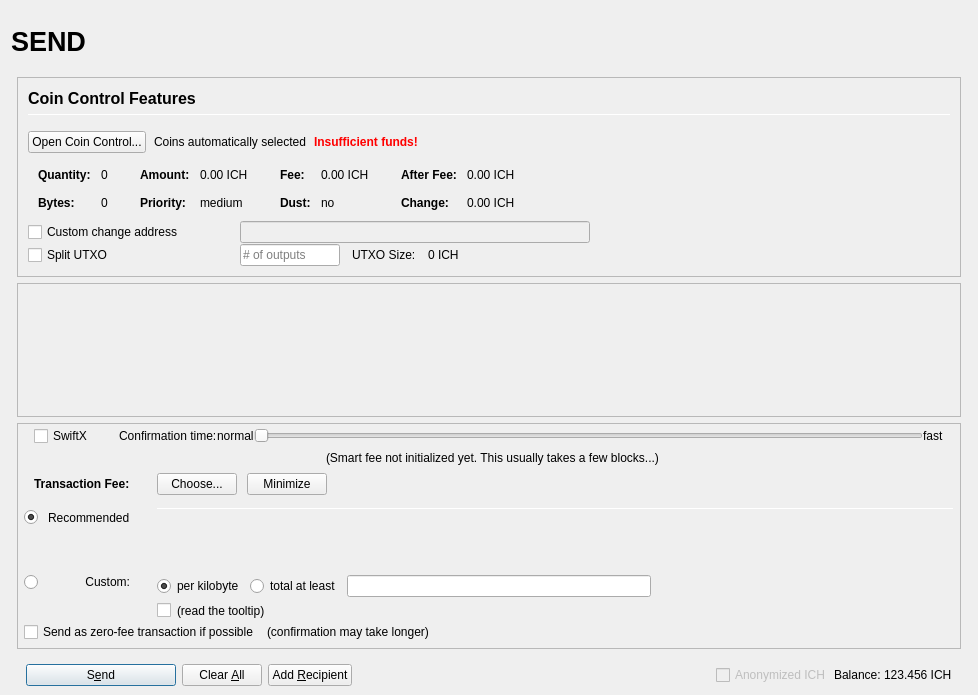
First picture: the form in src/qt/forms/sendcoinsdialog.ui, repository LordSoylent/ICHIBA, before the edit.
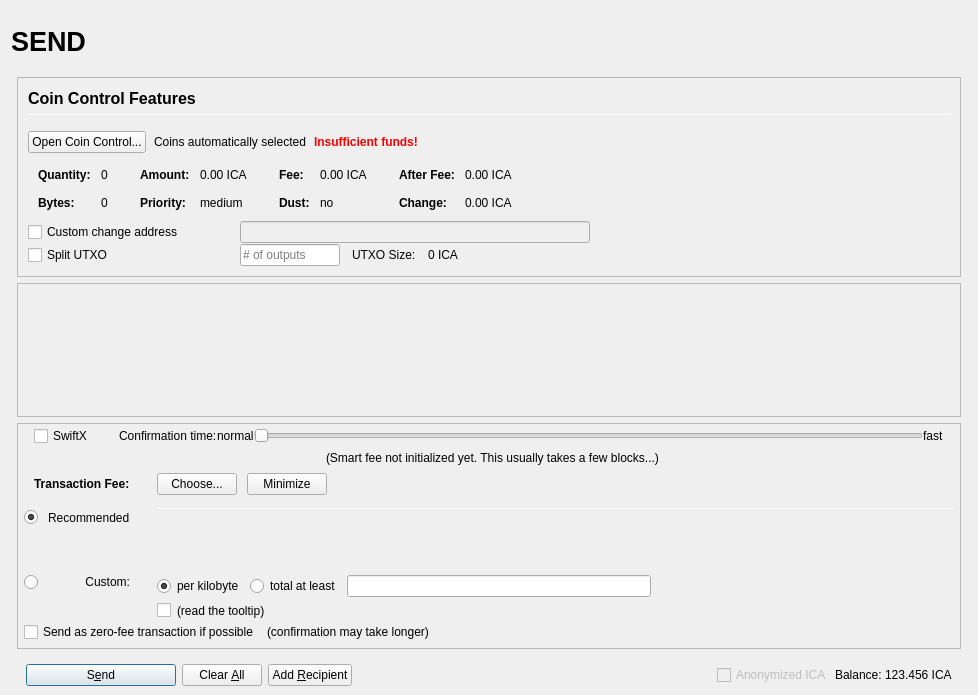
Second picture: the form after the edit. Icons and pictures are not drawn. Custom widgets are drawn as their Qt base class.

```diff
--- a/src/qt/forms/sendcoinsdialog.ui
+++ b/src/qt/forms/sendcoinsdialog.ui
@@ -493,7 +493,7 @@
                         <enum>Qt::ActionsContextMenu</enum>
                        </property>
                        <property name="text">
-                        <string notr="true">0.00 ICH</string>
+                        <string notr="true">0.00 ICA</string>
                        </property>
                        <property name="textInteractionFlags">
                         <set>Qt::LinksAccessibleByMouse|Qt::TextSelectableByKeyboard|Qt::TextSelectableByMouse</set>
@@ -573,7 +573,7 @@
                         <enum>Qt::ActionsContextMenu</enum>
                        </property>
                        <property name="text">
-                        <string notr="true">0.00 ICH</string>
+                        <string notr="true">0.00 ICA</string>
                        </property>
                        <property name="textInteractionFlags">
                         <set>Qt::LinksAccessibleByMouse|Qt::TextSelectableByKeyboard|Qt::TextSelectableByMouse</set>
@@ -653,7 +653,7 @@
                         <enum>Qt::ActionsContextMenu</enum>
                        </property>
                        <property name="text">
-                        <string notr="true">0.00 ICH</string>
+                        <string notr="true">0.00 ICA</string>
                        </property>
                        <property name="textInteractionFlags">
                         <set>Qt::LinksAccessibleByMouse|Qt::TextSelectableByKeyboard|Qt::TextSelectableByMouse</set>
@@ -682,7 +682,7 @@
                         <enum>Qt::ActionsContextMenu</enum>
                        </property>
                        <property name="text">
-                        <string notr="true">0.00 ICH</string>
+                        <string notr="true">0.00 ICA</string>
                        </property>
                        <property name="textInteractionFlags">
                         <set>Qt::LinksAccessibleByMouse|Qt::TextSelectableByKeyboard|Qt::TextSelectableByMouse</set>
@@ -849,7 +849,7 @@
                 <item>
                  <widget class="QLabel" name="labelBlockSize">
                   <property name="text">
-                   <string>0 ICH</string>
+                   <string>0 ICA</string>
                   </property>
                  </widget>
                 </item>
@@ -1714,7 +1714,7 @@
                 <bool>false</bool>
                </property>
                <property name="text">
-                <string>Anonymized ICH</string>
+                <string>Anonymized ICA</string>
                </property>
               </widget>
              </item>
@@ -1737,7 +1737,7 @@
                 <cursorShape>IBeamCursor</cursorShape>
                </property>
                <property name="text">
-                <string notr="true">123.456 ICH</string>
+                <string notr="true">123.456 ICA</string>
                </property>
                <property name="textInteractionFlags">
                 <set>Qt::LinksAccessibleByMouse|Qt::TextSelectableByKeyboard|Qt::TextSelectableByMouse</set>
```
Left out of the diff: 8 changed lines with no effect on the pictures.
